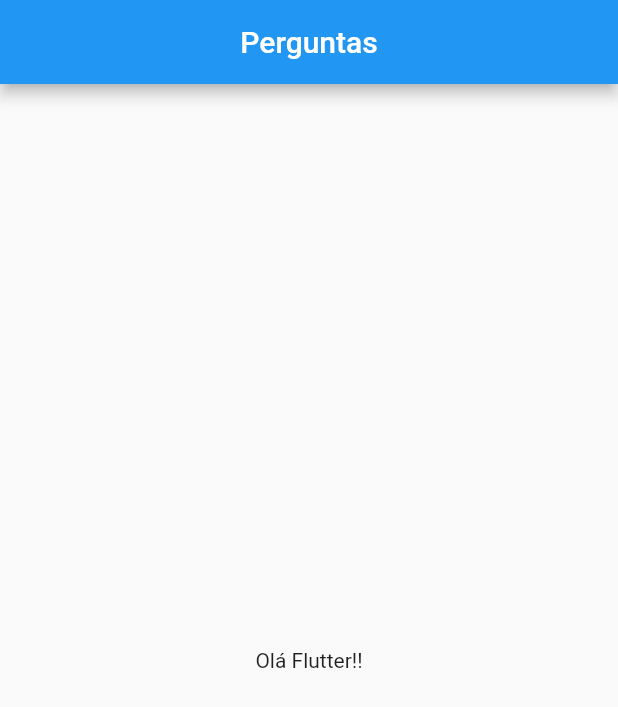
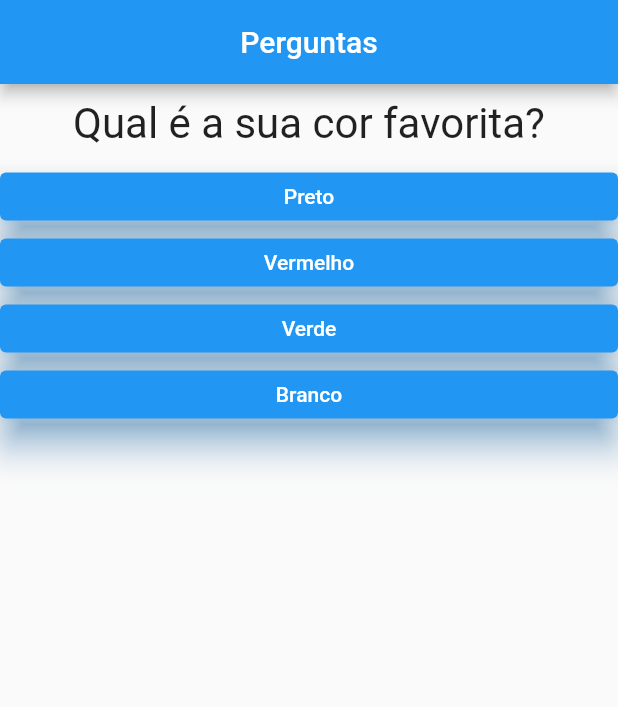
Before and after one commit to GuilhermeGenezini/ProjetosFlutter, a Flutter app: the screen it shows after launch, on a phone screen of 412 x 824 dp. Shown: the top 707 px of the screen. Run offline on Flutter 3.47's test engine with Material 2 defaults, Android fonts, the phone set to English and light mode, and no system bars.

Commit message:
Corpo, Perguntas e Respostas construídas.

```diff
--- a/primeiro_projeto/lib/main.dart
+++ b/primeiro_projeto/lib/main.dart
@@ -1,12 +1,47 @@
 import 'package:flutter/material.dart';
+import './questao.dart';
+import './resposta.dart';
 
 main() => runApp(const PerguntaApp());
 
-class PerguntaApp extends StatelessWidget {
-  const PerguntaApp({super.key});
+class _PerguntaAppState extends State<PerguntaApp> {
+  var _perguntaSelecionada = 0;
+
+  void _responder() {
+    setState(() {
+      _perguntaSelecionada++;
+    });
+  }
 
   @override
   Widget build(BuildContext context) {
+    final perguntas = [
+      {
+        'texto': 'Qual é a sua cor favorita?',
+        'respostas': ['Preto', 'Vermelho', 'Verde', 'Branco'],
+      },
+      {
+        'texto': 'Qual é a seu animal favorito?',
+        'respostas': ['Coelho', 'Cobra', 'Elefante', 'Leão'],
+      },
+      {
+        'texto': 'Qual é seu jogo favorito?',
+        'respostas': [
+          'God of War',
+          'Homem Aranha',
+          'The Witcher',
+          'Call of Duty'
+        ],
+      },
+      {
+        'texto': 'Qual é seu genero de filme favorito?',
+        'respostas': ['Ação', 'Comedia', 'Suspense', 'Terror'],
+      }
+    ];
+
+    List<String> respostas =
+        perguntas[_perguntaSelecionada].cast()['respostas'];
+
     return MaterialApp(
       home: Scaffold(
         appBar: AppBar(
@@ -14,10 +49,23 @@ class PerguntaApp extends StatelessWidget {
             child: Text('Perguntas'),
           ),
         ),
-        body: const Center(
-          child: Text('Olá Flutter!!'),
+        body: Column(
+          children: <Widget>[
+            Questao(perguntas[_perguntaSelecionada]['texto'].toString()),
+            ...respostas.map((t) => Resposta(t, _responder)).toList(),
+          ],
         ),
       ),
     );
   }
 }
+
+class PerguntaApp extends StatefulWidget {
+  const PerguntaApp({super.key});
+
+  @override
+  // ignore: library_private_types_in_public_api
+  _PerguntaAppState createState() {
+    return _PerguntaAppState();
+  }
+}
--- /dev/null
+++ b/primeiro_projeto/lib/questao.dart
@@ -0,0 +1,20 @@
+import 'package:flutter/material.dart';
+
+class Questao extends StatelessWidget {
+  final String texto;
+
+  const Questao(this.texto, {super.key});
+
+  @override
+  Widget build(BuildContext context) {
+    return Container(
+      width: double.infinity,
+      margin: const EdgeInsets.all(10),
+      child: Text(
+        texto,
+        style: const TextStyle(fontSize: 28),
+        textAlign: TextAlign.center,
+      ),
+    );
+  }
+}
--- /dev/null
+++ b/primeiro_projeto/lib/resposta.dart
@@ -0,0 +1,26 @@
+import 'package:flutter/material.dart';
+
+class Resposta extends StatelessWidget {
+  final String texto;
+  final void Function() quandoSelecionado;
+
+  const Resposta(this.texto, this.quandoSelecionado, {super.key});
+
+  @override
+  Widget build(BuildContext context) {
+    // ignore: sized_box_for_whitespace
+    return Container(
+      width: double.infinity,
+      child: ElevatedButton(
+        onPressed: quandoSelecionado,
+        style: ElevatedButton.styleFrom(
+          shadowColor: Colors.blue,
+          elevation: 10,
+          backgroundColor: Colors.blue,
+          visualDensity: VisualDensity.comfortable,
+        ),
+        child: Text(texto),
+      ),
+    );
+  }
+}
```
